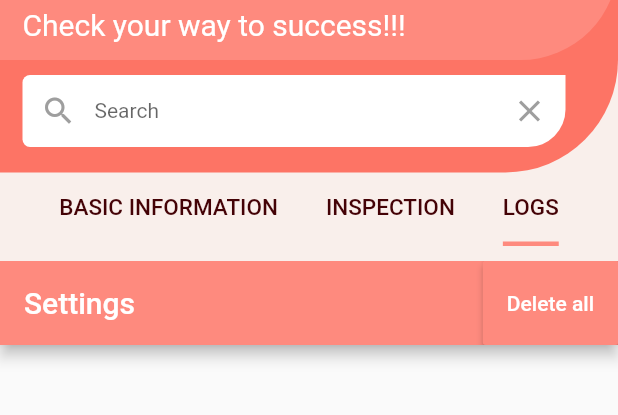
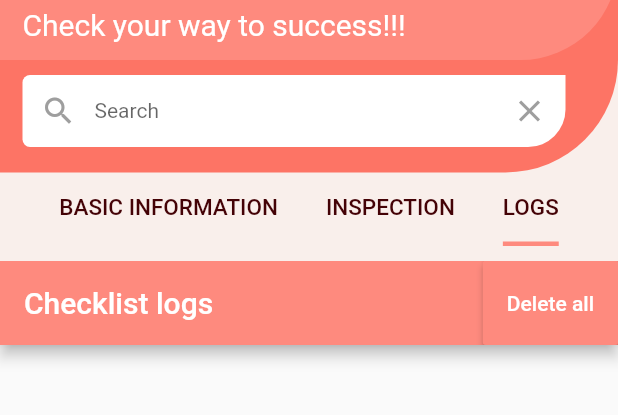
Before and after one commit to trachana20/model_app, a Flutter app: the screen it shows after launch, tab 3 chosen, on a phone screen of 412 x 824 dp, the part 105-520 px from its top. Run offline on Flutter 3.47's test engine with Material 2 defaults, Android fonts, the phone set to English and light mode, and no system bars; our stand-ins replace sqflite, toast; accounts and stored records are empty.

Commit message:
small text change

```diff
--- a/lib/logs.dart
+++ b/lib/logs.dart
@@ -5,7 +5,7 @@ import './checklist.dart';
 import 'dart:async';
 import 'package:sqflite/sqflite.dart';
 
-int tvalue = 0;
+
 int flag ;
 bool toggleValue;
 
@@ -36,7 +36,7 @@ class _Logs extends State<Logs> {
     final screenWidth = MediaQuery.of(context).size.width;
     return Scaffold(
       appBar: AppBar(
-        title: Text('Settings'),
+        title: Text('Checklist logs'),
          backgroundColor:Color(0xFFFE8A7E),
         actions: <Widget>[
           RaisedButton(
--- a/pubspec.yaml
+++ b/pubspec.yaml
@@ -25,7 +25,6 @@ dependencies:
     sdk: flutter
   sqflite: ^1.3.0
   path_provider: ^1.6.7
-  search_widget: ^1.0.2
   toast: ^0.1.5
   # The following adds the Cupertino Icons font to your application.
   # Use with the CupertinoIcons class for iOS style icons.
```
Also changed, not shown: pubspec.lock.
